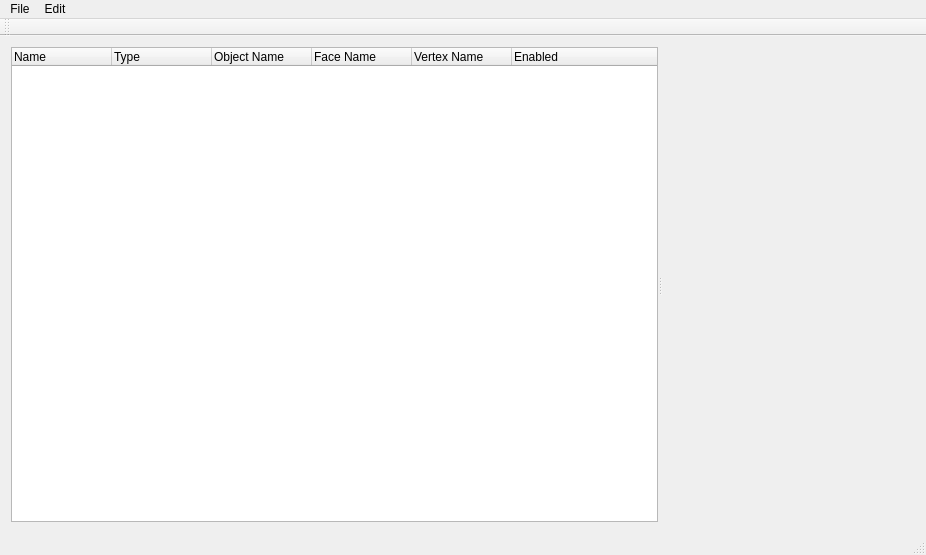
The window that QtRGineModeller/mainwindow.ui (ricardobusta/harpia-game-engine) describes before a commit, drawn with Qt 5.
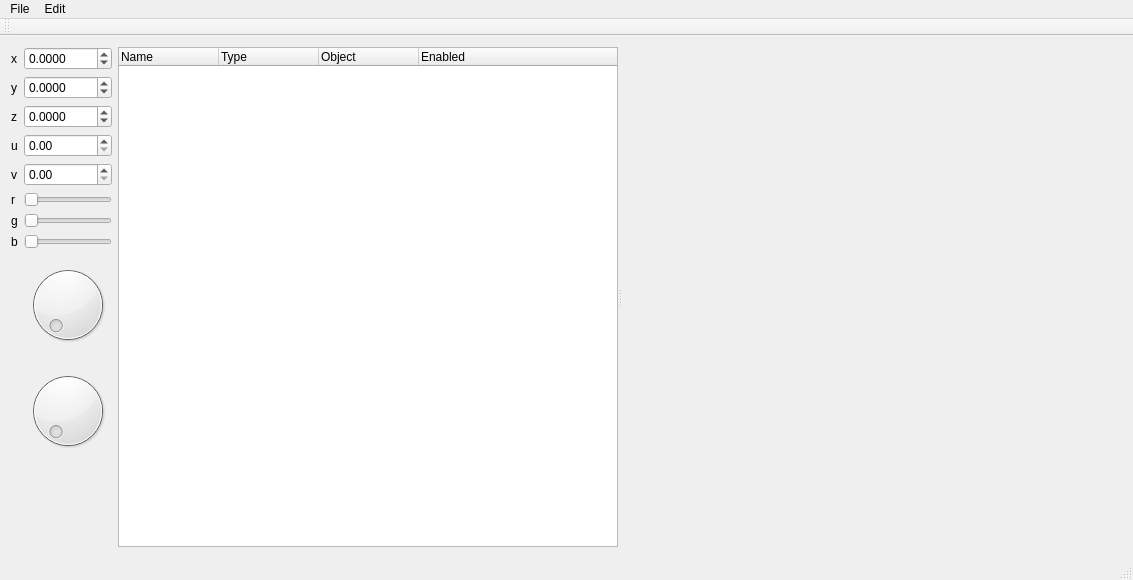
The same window after the commit.

```diff
--- a/QtRGineModeller/mainwindow.ui
+++ b/QtRGineModeller/mainwindow.ui
@@ -15,6 +15,150 @@
   </property>
   <widget class="QWidget" name="centralWidget">
    <layout class="QHBoxLayout" name="horizontalLayout">
+    <item>
+     <layout class="QFormLayout" name="formLayout">
+      <property name="fieldGrowthPolicy">
+       <enum>QFormLayout::AllNonFixedFieldsGrow</enum>
+      </property>
+      <item row="0" column="0">
+       <widget class="QLabel" name="label">
+        <property name="text">
+         <string>x</string>
+        </property>
+       </widget>
+      </item>
+      <item row="0" column="1">
+       <widget class="QDoubleSpinBox" name="spin_x">
+        <property name="decimals">
+         <number>4</number>
+        </property>
+        <property name="minimum">
+         <double>-9999.999900000000707</double>
+        </property>
+        <property name="maximum">
+         <double>9999.999900000000707</double>
+        </property>
+        <property name="singleStep">
+         <double>1.000000000000000</double>
+        </property>
+       </widget>
+      </item>
+      <item row="1" column="0">
+       <widget class="QLabel" name="label_3">
+        <property name="text">
+         <string>y</string>
+        </property>
+       </widget>
+      </item>
+      <item row="1" column="1">
+       <widget class="QDoubleSpinBox" name="spin_y">
+        <property name="decimals">
+         <number>4</number>
+        </property>
+        <property name="minimum">
+         <double>-9999.999900000000707</double>
+        </property>
+        <property name="maximum">
+         <double>9999.999900000000707</double>
+        </property>
+        <property name="singleStep">
+         <double>1.000000000000000</double>
+        </property>
+       </widget>
+      </item>
+      <item row="2" column="0">
+       <widget class="QLabel" name="label_4">
+        <property name="text">
+         <string>z</string>
+        </property>
+       </widget>
+      </item>
+      <item row="2" column="1">
+       <widget class="QDoubleSpinBox" name="spin_z">
+        <property name="decimals">
+         <number>4</number>
+        </property>
+        <property name="minimum">
+         <double>-9999.999900000000707</double>
+        </property>
+        <property name="maximum">
+         <double>9999.999900000000707</double>
+        </property>
+        <property name="singleStep">
+         <double>1.000000000000000</double>
+        </property>
+       </widget>
+      </item>
+      <item row="3" column="0">
+       <widget class="QLabel" name="label_2">
+        <property name="text">
+         <string>u</string>
+        </property>
+       </widget>
+      </item>
+      <item row="3" column="1">
+       <widget class="QDoubleSpinBox" name="doubleSpinBox"/>
+      </item>
+      <item row="4" column="0">
+       <widget class="QLabel" name="label_5">
+        <property name="text">
+         <string>v</string>
+        </property>
+       </widget>
+      </item>
+      <item row="4" column="1">
+       <widget class="QDoubleSpinBox" name="doubleSpinBox_2"/>
+      </item>
+      <item row="5" column="1">
+       <widget class="QSlider" name="horizontalSlider">
+        <property name="orientation">
+         <enum>Qt::Horizontal</enum>
+        </property>
+       </widget>
+      </item>
+      <item row="6" column="1">
+       <widget class="QSlider" name="horizontalSlider_2">
+        <property name="orientation">
+         <enum>Qt::Horizontal</enum>
+        </property>
+       </widget>
+      </item>
+      <item row="7" column="1">
+       <widget class="QSlider" name="horizontalSlider_3">
+        <property name="orientation">
+         <enum>Qt::Horizontal</enum>
+        </property>
+       </widget>
+      </item>
+      <item row="5" column="0">
+       <widget class="QLabel" name="label_6">
+        <property name="text">
+         <string>r</string>
+        </property>
+       </widget>
+      </item>
+      <item row="6" column="0">
+       <widget class="QLabel" name="label_7">
+        <property name="text">
+         <string>g</string>
+        </property>
+       </widget>
+      </item>
+      <item row="7" column="0">
+       <widget class="QLabel" name="label_8">
+        <property name="text">
+         <string>b</string>
+        </property>
+       </widget>
+      </item>
+      <item row="8" column="1">
+       <widget class="QDial" name="dial"/>
+      </item>
+      <item row="9" column="1">
+       <widget class="QDial" name="dial_2"/>
+      </item>
+     </layout>
+    </item>
     <item>
      <widget class="QSplitter" name="splitter">
       <property name="orientation">
@@ -27,6 +171,12 @@
          <verstretch>0</verstretch>
         </sizepolicy>
        </property>
+       <property name="minimumSize">
+        <size>
+         <width>500</width>
+         <height>500</height>
+        </size>
+       </property>
        <column>
         <property name="text">
          <string notr="true">Name</string>
@@ -39,17 +189,7 @@
        </column>
        <column>
         <property name="text">
-         <string>Object Name</string>
-        </property>
-       </column>
-       <column>
-        <property name="text">
-         <string>Face Name</string>
-        </property>
-       </column>
-       <column>
-        <property name="text">
-         <string>Vertex Name</string>
+         <string>Object</string>
         </property>
        </column>
        <column>
@@ -65,6 +205,12 @@
          <verstretch>0</verstretch>
         </sizepolicy>
        </property>
+       <property name="minimumSize">
+        <size>
+         <width>500</width>
+         <height>500</height>
+        </size>
+       </property>
       </widget>
      </widget>
     </item>
```
Left out of the diff: 3 changed lines with no effect on the pictures.
